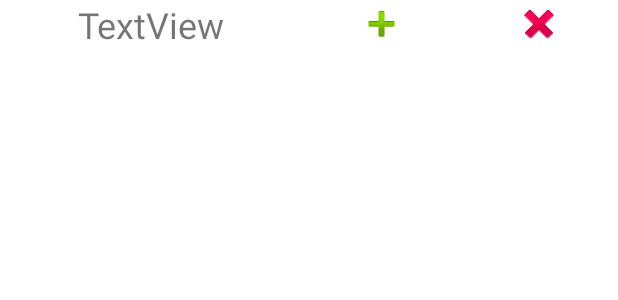
After one commit to DimaAbbas/FinalProject-UniHaifa, an Android app: the layout list_request.xml on its own in the app's theme, with its tools: preview values and no code run, on a phone screen of 412 x 824 dp. The commit adds this screen. Shown: the top 300 px of the screen. Run offline under Robolectric (Android 15) with nearby library versions, the phone set to English and light mode, and no system bars.

Commit message:
Add the option to add a business owner and the option to accept or reject a customer request

```diff
--- a/app/src/main/AndroidManifest.xml
+++ b/app/src/main/AndroidManifest.xml
@@ -30,6 +30,7 @@
         <activity android:name=".Booking"/>
         <activity android:name=".FeaturedCustomers"/>
         <activity android:name=".BusinessBooking"/>
+        <activity android:name=".CustomerRequests" />
     </application>
 
 </manifest>
--- a/app/src/main/java/com/example/finalproject_unihaifa/BusinessHomePage.java
+++ b/app/src/main/java/com/example/finalproject_unihaifa/BusinessHomePage.java
@@ -67,6 +67,9 @@ public class BusinessHomePage extends AppCompatActivity implements View.OnClickL
                         //Toast.makeText(getApplicationContext(), "appointments settings clicked", Toast.LENGTH_SHORT).show();
                         startActivity(new Intent(getApplicationContext(), AppointmentsSettings.class));
                         break;
+                    case R.id.B_requests:
+                        startActivity(new Intent(getApplicationContext(), CustomerRequests.class));
+                        break;
                     case R.id.customers_list:
                         //Toast.makeText(getApplicationContext(), "customer list clicked", Toast.LENGTH_SHORT).show();
                         startActivity(new Intent(getApplicationContext(), FeaturedCustomers.class));
--- /dev/null
+++ b/app/src/main/res/layout/list_request.xml
@@ -0,0 +1,43 @@
+<?xml version="1.0" encoding="utf-8"?>
+<LinearLayout xmlns:android="http://schemas.android.com/apk/res/android"
+    xmlns:app="http://schemas.android.com/apk/res-auto"
+    xmlns:tools="http://schemas.android.com/tools"
+    android:layout_width="match_parent"
+    android:layout_height="match_parent"
+    android:orientation="horizontal" >
+
+    <LinearLayout
+        android:layout_width="202dp"
+        android:layout_height="wrap_content"
+        android:orientation="vertical"
+        android:gravity="center" >
+
+
+        <TextView
+            android:id="@+id/cr_name"
+            android:layout_width="wrap_content"
+            android:layout_height="wrap_content"
+            android:text="TextView"
+            android:textAlignment="center"
+            android:textSize="24sp"
+            tools:layout_editor_absoluteX="40dp"
+            tools:layout_editor_absoluteY="16dp" />
+
+
+    </LinearLayout>
+
+    <ImageView
+        android:id="@+id/accept"
+        android:layout_width="14dp"
+        android:layout_height="wrap_content"
+        android:layout_weight="1"
+        app:srcCompat="@android:drawable/ic_input_add" />
+
+    <ImageView
+        android:id="@+id/delete1"
+        android:layout_width="14dp"
+        android:layout_height="wrap_content"
+        android:layout_weight="1"
+        app:srcCompat="@android:drawable/ic_delete" />
+
+</LinearLayout>
--- a/app/src/main/res/menu/business_submenu.xml
+++ b/app/src/main/res/menu/business_submenu.xml
@@ -8,6 +8,9 @@
         android:id="@+id/B_Appointments"
         android:title="Appointments Settings" />
     <item
+        android:id="@+id/B_requests"
+        android:title="Customer Requests" />
+    <item
         android:id="@+id/customers_list"
         android:title="Featured Customers" />
     <item
--- a/app/src/main/res/menu/customer_submenu.xml
+++ b/app/src/main/res/menu/customer_submenu.xml
@@ -5,9 +5,6 @@
         android:id="@+id/C_account_info"
         android:title="Your Account" />
     <item
-        android:id="@+id/bu_list"
-        android:title="Business List" />
-    <item
         android:id="@+id/log_out1"
         android:title="Log out" />
 </menu>
```
Also changed, not shown: app/src/main/java/com/example/finalproject_unihaifa/Booking.java (+15 -5 lines), app/src/main/java/com/example/finalproject_unihaifa/CustomerHomePage.java (+8 -5 lines), app/src/main/java/com/example/finalproject_unihaifa/CustomerRequests.java (added, +81 -0 lines), app/src/main/java/com/example/finalproject_unihaifa/CustomerRequestsListAdapter.java (added, +124 -0 lines), app/src/main/java/com/example/finalproject_unihaifa/SearchResultListAdapter.java (+4 -4 lines), app/src/main/res/layout/activity_customer_requests.xml (added, +43 -0 lines).
